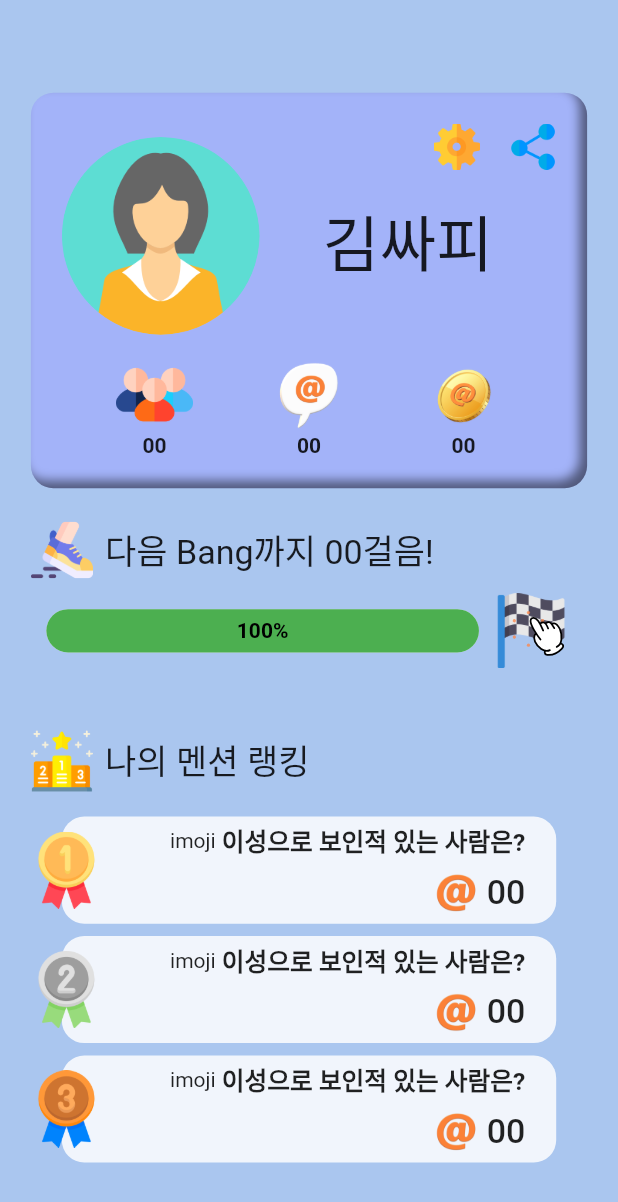
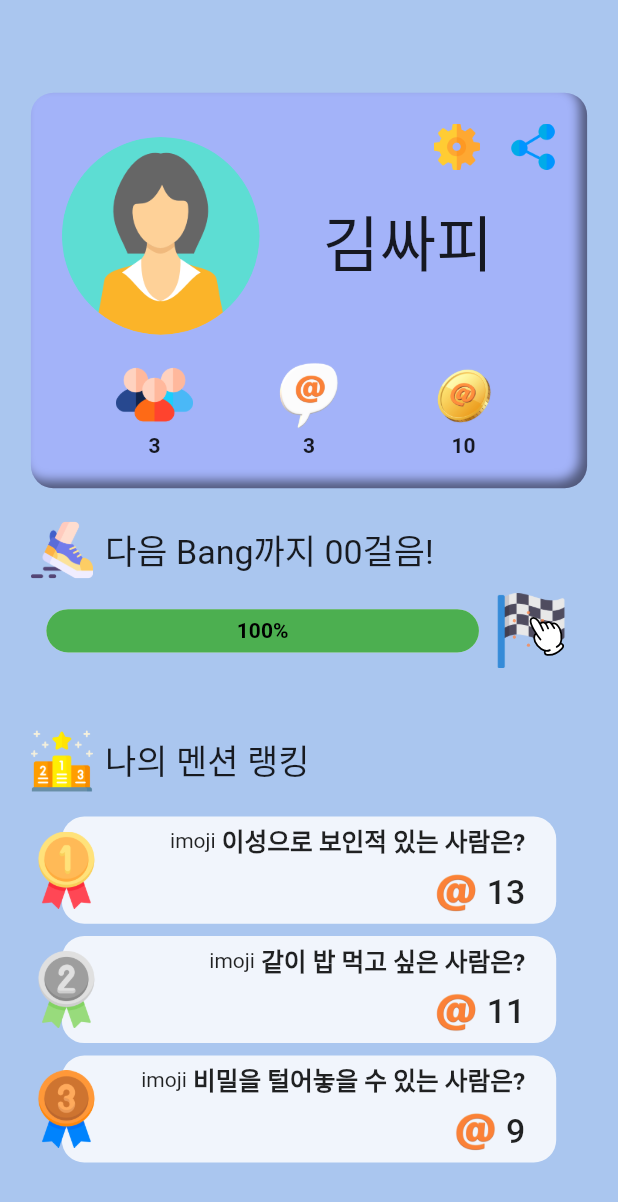
Before and after one commit to ukknown/Mention, a Flutter app: the screen it shows after launch, on a phone screen of 412 x 824 dp. Shown: the top 1202 px of the screen. Run offline on Flutter 3.47's test engine with Material 2 defaults, Android fonts, the phone set to English and light mode, and no system bars; our stand-ins replace card_swiper, carousel_slider, circle_nav_bar, flutter_inset_box_shadow, lottie, pedometer and 2 more; missing offline and left inert: android_alarm_manager_plus.

Commit message:
[front] feat : 프로필 페이지 가상 데이터 연결

```diff
--- a/app/lib/Screens/profile/group_list.dart
+++ b/app/lib/Screens/profile/group_list.dart
@@ -13,6 +13,7 @@ class GroupList extends StatelessWidget {
   @override
   Widget build(BuildContext context) {
     return Scaffold(
+      backgroundColor: const Color(0xffAAC6EF),
       body: Center(
         child: Column(
           children: [
--- a/app/lib/Screens/profile/profile_screen.dart
+++ b/app/lib/Screens/profile/profile_screen.dart
@@ -7,12 +7,12 @@ import 'package:flutter/material.dart';
 import 'dart:convert';
 import 'package:flutter/services.dart';
 
-
 class ProfilePage extends StatelessWidget {
   const ProfilePage({super.key});
 
-  Future<Map<String, dynamic>> _loadProfileData() async {
-    final jsonString = await rootBundle.loadString('assets/data/profile_screen.json');
+  Future<Map<String, dynamic>> loadProfileData() async {
+    final jsonString =
+        await rootBundle.loadString('lib/api/profile_screen.json');
     final jsonData = json.decode(jsonString);
     return jsonData;
   }
@@ -24,18 +24,40 @@ class ProfilePage extends StatelessWidget {
 
     return Scaffold(
       backgroundColor: const Color(0xffAAC6EF),
-      body: Center(
+      body: FutureBuilder(
+        future: loadProfileData(),
+        builder: (
+          BuildContext context,
+          AsyncSnapshot<Map<String, dynamic>> snapshot,
+        ) {
+          if (snapshot.connectionState == ConnectionState.waiting) {
+            return const Center(child: CircularProgressIndicator());
+          } else if (snapshot.hasError) {
+            return Center(child: Text('Error: ${snapshot.error}'));
+          } else {
+            final profileData = snapshot.data!;
+            print(profileData);
+            return Center(
               child: Column(
                 children: [
                   SizedBox(
                     height: screenHeight * 0.075,
                   ),
-            ProfileCard(screenHeight: screenHeight, screenWidth: screenWidth),
+                  ProfileCard(
+                    profileImage: profileData['profile_image'],
+                    name: profileData['name'],
+                    coin: profileData['coin'],
+                    groupCount: profileData['group_count'],
+                    mentionCount: profileData['mention_count'],
+                    screenHeight: screenHeight,
+                    screenWidth: screenWidth,
+                  ),
                   SizedBox(
                     height: screenHeight * 0.025,
                   ),
                   Padding(
-              padding: EdgeInsets.symmetric(horizontal: screenWidth * 0.05),
+                    padding:
+                        EdgeInsets.symmetric(horizontal: screenWidth * 0.05),
                     child: Column(
                       children: [
                         Row(
@@ -86,17 +108,21 @@ class ProfilePage extends StatelessWidget {
                         SizedBox(
                           height: screenHeight * 0.02,
                         ),
-                  for (var rank in [1, 2, 3])
+                        for (var entry in profileData['most_mentioned_topic'].asMap().entries)
                           RankSlot(
                             screenWidth: screenWidth,
                             screenHeight: screenHeight,
-                      rank: rank,
+                            topic: entry.value,
+                            rank: entry.key + 1,
                           ),
                       ],
                     ),
                   ),
                 ],
               ),
+            );
+          }
+        },
       ),
     );
   }
--- /dev/null
+++ b/app/lib/api/group_list.json
@@ -0,0 +1,22 @@
+{
+    "group" : [
+        {
+            "group_id" : 1,
+            "group_image" : "example_image2",
+            "group_name" : "SSAFY",
+            "group_member" : 1848
+        },
+        {
+            "group_id" : 2,
+            "group_image" : "example_image3",
+            "group_name" : "광주캠퍼스",
+            "group_member" : 245
+        },
+        {
+            "group_id" : 3,
+            "group_image" : "example_image4",
+            "group_name" : "C105",
+            "group_member" : 5
+        }
+      ]
+}
--- a/app/lib/api/profile_screen.json
+++ b/app/lib/api/profile_screen.json
@@ -17,47 +17,6 @@
         "mentioned_count" : 9
     }
   ],
-  "group" : [
-    {
-        "group_id" : 1,
-        "group_image" : "example_image2",
-        "group_name" : "SSAFY",
-        "group_member" : 1848
-    },
-    {
-        "group_id" : 2,
-        "group_image" : "example_image3",
-        "group_name" : "광주캠퍼스",
-        "group_member" : 245
-    },
-    {
-        "group_id" : 3,
-        "group_image" : "example_image4",
-        "group_name" : "C105",
-        "group_member" : 5
-    }
-  ],
-  "metion" : [
-    {
-        "topic_id" : 1,
-        "mention_title" : "mention title example 1",
-        "gender" : "male",
-        "lagdate" : "2023-05-08-12:00:00",
-        "hint" : 0
-    },
-    {
-        "topic_id" : 2,
-        "mention_title" : "mention title example 1",
-        "gender" : "female",
-        "lagdate" : "2023-05-06-12:00:00",
-        "hint" : 1
-    },
-    {
-        "topic_id" : 3,
-        "mention_title" : "mention title example 1",
-        "gender" : "unknown",
-        "lagdate" : "2023-04-28-12:00:00",
-        "hint" : 2
-    }
-  ]
+  "group_count" : 3,
+  "mention_count" : 3
 }
--- /dev/null
+++ b/app/lib/api/received_mentions.json
@@ -0,0 +1,25 @@
+{
+    "metion" : [
+        {
+            "topic_id" : 1,
+            "mention_title" : "mention title example 1",
+            "gender" : "male",
+            "lagdate" : "2023-05-08-12:00:00",
+            "hint" : 0
+        },
+        {
+            "topic_id" : 2,
+            "mention_title" : "mention title example 1",
+            "gender" : "female",
+            "lagdate" : "2023-05-06-12:00:00",
+            "hint" : 1
+        },
+        {
+            "topic_id" : 3,
+            "mention_title" : "mention title example 1",
+            "gender" : "unknown",
+            "lagdate" : "2023-04-28-12:00:00",
+            "hint" : 2
+        }
+      ]
+}
--- a/app/lib/widgets/profile/profile_box/profile_card.dart
+++ b/app/lib/widgets/profile/profile_box/profile_card.dart
@@ -10,10 +10,19 @@ class ProfileCard extends StatelessWidget {
     super.key,
     required this.screenHeight,
     required this.screenWidth,
+    required this.profileImage,
+    required this.name,
+    required this.coin,
+    required this.groupCount,
+    required this.mentionCount,
   });
 
-  final double screenHeight;
-  final double screenWidth;
+  final double screenHeight, screenWidth;
+  final String profileImage;
+  final String name;
+  final int coin;
+  final int groupCount;
+  final int mentionCount;
 
   @override
   Widget build(BuildContext context) {
@@ -49,7 +58,7 @@ class ProfileCard extends StatelessWidget {
                     padding: EdgeInsets.only(top: screenHeight * 0.01),
                     child: ClipOval(
                       child: Image.asset(
-                        'assets/images/profile-example.png',
+                        'assets/images/$profileImage',
                       ),
                     ),
                   ),
@@ -61,7 +70,9 @@ class ProfileCard extends StatelessWidget {
                       Row(
                         mainAxisAlignment: MainAxisAlignment.end,
                         children: [
-                          SettingButton(screenWidth: screenWidth, screenHeight: screenHeight),
+                          SettingButton(
+                              screenWidth: screenWidth,
+                              screenHeight: screenHeight),
                           const SizedBox(
                             width: 20,
                           ),
@@ -75,7 +86,7 @@ class ProfileCard extends StatelessWidget {
                         height: screenHeight * 0.02,
                       ),
                       Text(
-                        "김싸피",
+                        name,
                         style: TextStyle(
                           fontSize: screenWidth * 0.1,
                           fontWeight: FontWeight.w500,
@@ -93,6 +104,7 @@ class ProfileCard extends StatelessWidget {
               mainAxisAlignment: MainAxisAlignment.center,
               children: [
                 GroupButton(
+                  groupCount: groupCount,
                   screenWidth: screenWidth,
                   screenHeight: screenHeight,
                 ),
@@ -100,6 +112,7 @@ class ProfileCard extends StatelessWidget {
                   width: screenWidth * 0.125,
                 ),
                 MentionButton(
+                  mentionCount: mentionCount,
                   screenWidth: screenWidth,
                   screenHeight: screenHeight,
                 ),
@@ -107,6 +120,7 @@ class ProfileCard extends StatelessWidget {
                   width: screenWidth * 0.125,
                 ),
                 CoinButton(
+                  coin: coin,
                   screenWidth: screenWidth,
                   screenHeight: screenHeight,
                 ),
--- a/app/lib/widgets/profile/profile_box/rank_slot.dart
+++ b/app/lib/widgets/profile/profile_box/rank_slot.dart
@@ -5,11 +5,13 @@ class RankSlot extends StatelessWidget {
     super.key,
     required this.screenWidth,
     required this.screenHeight,
+    required this.topic,
     required this.rank,
   });
 
   final double screenWidth;
   final double screenHeight;
+  final Map<String, dynamic> topic;
   final int rank;
 
   @override
@@ -56,7 +58,7 @@ class RankSlot extends StatelessWidget {
                         width: screenWidth * 0.01,
                       ),
                       Text(
-                        "이성으로 보인적 있는 사람은?",
+                        topic['title'],
                         style: TextStyle(
                             fontSize: screenWidth * 0.04,
                             fontWeight: FontWeight.w600),
@@ -77,7 +79,7 @@ class RankSlot extends StatelessWidget {
                         width: screenWidth * 0.01,
                       ),
                       Text(
-                        "00",
+                        topic['mentioned_count'].toString(),
                         style: TextStyle(
                           fontSize: screenWidth * 0.055,
                           fontWeight: FontWeight.w500,
--- a/app/lib/widgets/profile/profile_buttons/coin_button.dart
+++ b/app/lib/widgets/profile/profile_buttons/coin_button.dart
@@ -6,9 +6,11 @@ class CoinButton extends StatelessWidget {
     super.key,
     required this.screenWidth,
     required this.screenHeight,
+    required this.coin,
   });
 
   final double screenWidth, screenHeight;
+  final int coin;
 
   void _showModal(BuildContext context) {
     showDialog(
@@ -73,9 +75,9 @@ class CoinButton extends StatelessWidget {
             height: screenWidth * 0.125,
             width: screenWidth * 0.125,
           ),
-          const Text(
-            "00",
-            style: TextStyle(
+          Text(
+            "$coin",
+            style: const TextStyle(
               fontWeight: FontWeight.w600,
             ),
           ),
--- a/app/lib/widgets/profile/profile_buttons/group_button.dart
+++ b/app/lib/widgets/profile/profile_buttons/group_button.dart
@@ -6,9 +6,11 @@ class GroupButton extends StatelessWidget {
     super.key,
     required this.screenWidth,
     required this.screenHeight,
+    required this.groupCount,
   });
 
   final double screenWidth, screenHeight;
+  final int groupCount;
 
   @override
   Widget build(BuildContext context) {
@@ -32,9 +34,9 @@ class GroupButton extends StatelessWidget {
             height: screenWidth * 0.125,
             width: screenWidth * 0.125,
           ),
-          const Text(
-            "00",
-            style: TextStyle(
+          Text(
+            '$groupCount',
+            style: const TextStyle(
               fontWeight: FontWeight.w600,
             ),
           ),
--- a/app/lib/widgets/profile/profile_buttons/mention_button.dart
+++ b/app/lib/widgets/profile/profile_buttons/mention_button.dart
@@ -6,9 +6,11 @@ class MentionButton extends StatelessWidget {
     super.key,
     required this.screenWidth,
     required this.screenHeight,
+    required this.mentionCount,
   });
 
   final double screenWidth, screenHeight;
+  final int mentionCount;
 
   @override
   Widget build(BuildContext context) {
@@ -32,9 +34,9 @@ class MentionButton extends StatelessWidget {
             height: screenWidth * 0.125,
             width: screenWidth * 0.125,
           ),
-          const Text(
-            "00",
-            style: TextStyle(
+          Text(
+            "$mentionCount",
+            style: const TextStyle(
               fontWeight: FontWeight.w600,
             ),
           ),
--- a/app/pubspec.yaml
+++ b/app/pubspec.yaml
@@ -69,6 +69,7 @@ flutter:
   assets:
     - assets/images/
     - assets/animations/
+    - lib/api/
   # An image asset can refer to one or more resolution-specific "variants", see
   # https://flutter.dev/assets-and-images/#resolution-aware
 
```
Lines whose indentation alone changed are shown as unchanged.
